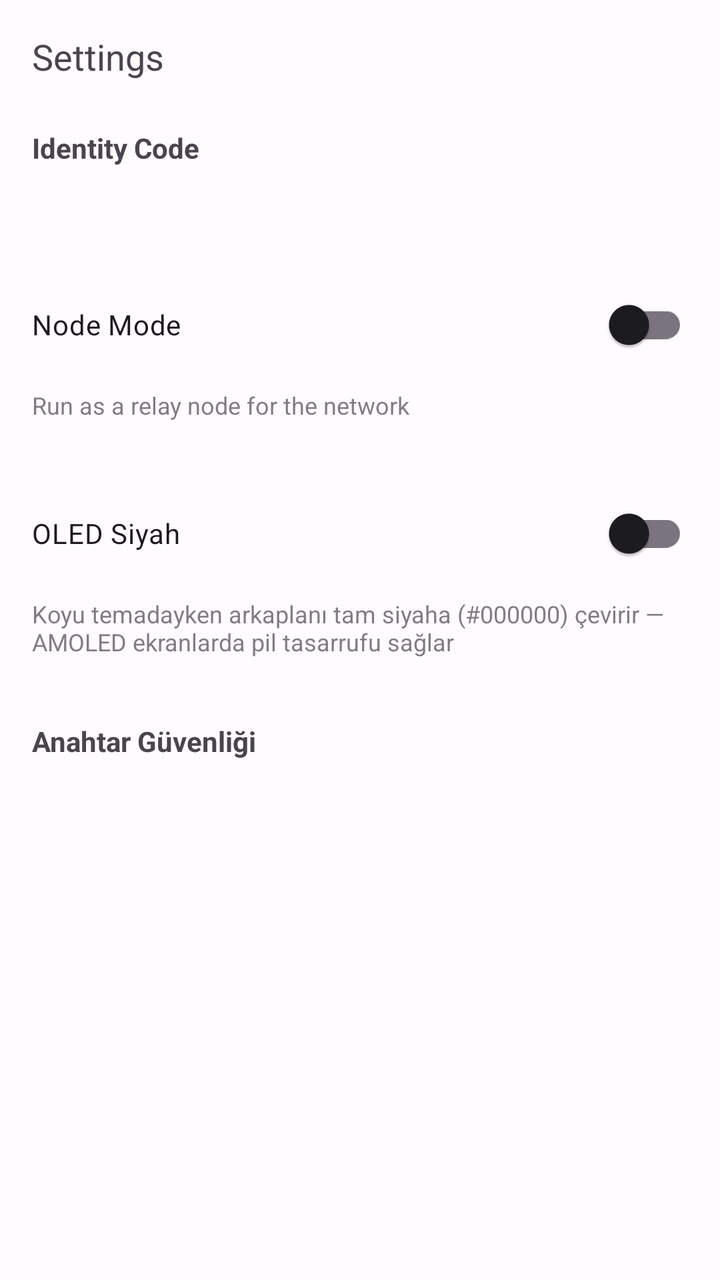
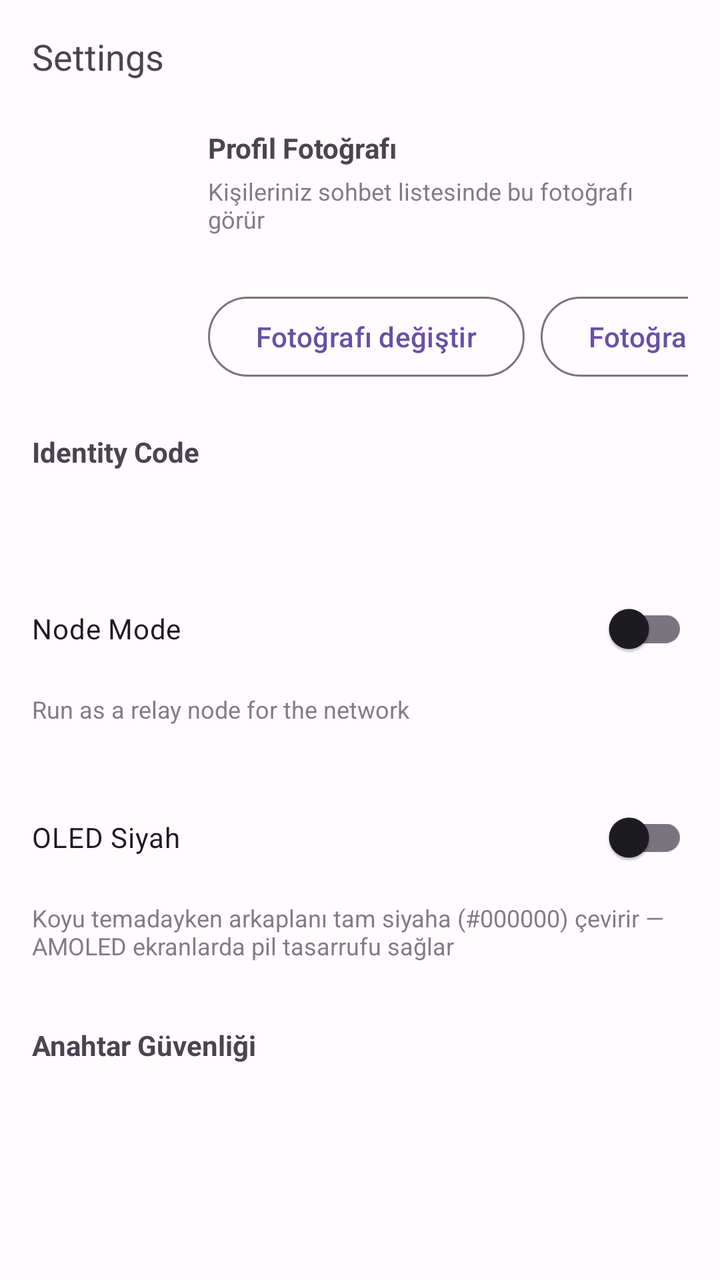

The first picture is an Android layout as it rendered before a commit; the second is the same layout after the commit. The layout source and the unified diff follow.
<!-- AndroidManifest.xml: application theme Theme.P2PMessenger -->
<!-- res/layout/fragment_settings.xml -->
<?xml version="1.0" encoding="utf-8"?>
<androidx.constraintlayout.widget.ConstraintLayout xmlns:android="http://schemas.android.com/apk/res/android"
    xmlns:app="http://schemas.android.com/apk/res-auto"
    android:layout_width="match_parent"
    android:layout_height="match_parent"
    android:padding="16dp">

    <TextView
        android:id="@+id/settings_title"
        android:layout_width="wrap_content"
        android:layout_height="wrap_content"
        android:text="@string/title_settings"
        android:textSize="18sp"
        app:layout_constraintTop_toTopOf="parent"
        app:layout_constraintStart_toStartOf="parent" />

    <TextView
        android:id="@+id/identity_code_label"
        android:layout_width="0dp"
        android:layout_height="wrap_content"
        android:layout_marginTop="24dp"
        android:text="@string/lbl_identity_code"
        android:textStyle="bold"
        app:layout_constraintTop_toBottomOf="@id/settings_title"
        app:layout_constraintStart_toStartOf="parent"
        app:layout_constraintEnd_toEndOf="parent" />

    <TextView
        android:id="@+id/identity_code_value"
        android:layout_width="0dp"
        android:layout_height="wrap_content"
        android:layout_marginTop="4dp"
        android:textIsSelectable="true"
        android:fontFamily="monospace"
        app:layout_constraintTop_toBottomOf="@id/identity_code_label"
        app:layout_constraintStart_toStartOf="parent"
        app:layout_constraintEnd_toEndOf="parent" />

    
    <com.google.android.material.switchmaterial.SwitchMaterial
        android:id="@+id/node_mode_switch"
        android:layout_width="0dp"
        android:layout_height="wrap_content"
        android:layout_marginTop="32dp"
        android:text="@string/lbl_node_mode"
        app:layout_constraintTop_toBottomOf="@id/identity_code_value"
        app:layout_constraintStart_toStartOf="parent"
        app:layout_constraintEnd_toEndOf="parent" />

    <TextView
        android:id="@+id/node_mode_description"
        android:layout_width="0dp"
        android:layout_height="wrap_content"
        android:layout_marginTop="8dp"
        android:text="@string/lbl_node_mode_desc"
        android:textSize="12sp"
        android:alpha="0.7"
        app:layout_constraintTop_toBottomOf="@id/node_mode_switch"
        app:layout_constraintStart_toStartOf="parent"
        app:layout_constraintEnd_toEndOf="parent" />

    
    <com.google.android.material.switchmaterial.SwitchMaterial
        android:id="@+id/oled_black_switch"
        android:layout_width="0dp"
        android:layout_height="wrap_content"
        android:layout_marginTop="32dp"
        android:text="@string/lbl_oled_black"
        app:layout_constraintTop_toBottomOf="@id/node_mode_description"
        app:layout_constraintStart_toStartOf="parent"
        app:layout_constraintEnd_toEndOf="parent" />

    <TextView
        android:id="@+id/oled_black_description"
        android:layout_width="0dp"
        android:layout_height="wrap_content"
        android:layout_marginTop="8dp"
        android:text="@string/lbl_oled_black_desc"
        android:textSize="12sp"
        android:alpha="0.7"
        app:layout_constraintTop_toBottomOf="@id/oled_black_switch"
        app:layout_constraintStart_toStartOf="parent"
        app:layout_constraintEnd_toEndOf="parent" />

    <TextView
        android:id="@+id/key_security_label"
        android:layout_width="0dp"
        android:layout_height="wrap_content"
        android:layout_marginTop="32dp"
        android:text="@string/lbl_key_security"
        android:textStyle="bold"
        app:layout_constraintTop_toBottomOf="@id/oled_black_description"
        app:layout_constraintStart_toStartOf="parent"
        app:layout_constraintEnd_toEndOf="parent" />

    <TextView
        android:id="@+id/key_security_status"
        android:layout_width="0dp"
        android:layout_height="wrap_content"
        android:layout_marginTop="4dp"
        android:textSize="12sp"
        android:alpha="0.7"
        app:layout_constraintTop_toBottomOf="@id/key_security_label"
        app:layout_constraintStart_toStartOf="parent"
        app:layout_constraintEnd_toEndOf="parent" />

</androidx.constraintlayout.widget.ConstraintLayout>
<!-- resources referenced by this layout -->
<resources>
  <string name="lbl_identity_code">Identity Code</string>
  <string name="lbl_key_security">Anahtar Güvenliği</string>
  <string name="lbl_node_mode">Node Mode</string>
  <string name="lbl_node_mode_desc">Run as a relay node for the network</string>
  <string name="lbl_oled_black">OLED Siyah</string>
  <string name="lbl_oled_black_desc">Koyu temadayken arkaplanı tam siyaha (#000000) çevirir — AMOLED ekranlarda pil tasarrufu sağlar</string>
  <string name="title_settings">Settings</string>
  <style name="Theme.P2PMessenger" parent="Theme.Material3.DayNight">
          <item name="colorPrimary">@color/md_primary</item>
          <item name="colorOnPrimary">@color/md_on_primary</item>
          <item name="colorPrimaryContainer">@color/md_primary_container</item>
          <item name="colorOnPrimaryContainer">@color/md_on_primary_container</item>
          <item name="colorSecondary">@color/md_secondary</item>
          <item name="colorOnSecondary">@color/md_on_secondary</item>
          <item name="colorSecondaryContainer">@color/md_secondary_container</item>
          <item name="colorOnSecondaryContainer">@color/md_on_secondary_container</item>
          <item name="colorTertiary">@color/md_tertiary</item>
          <item name="colorOnTertiary">@color/md_on_tertiary</item>
          <item name="colorSurface">@color/md_surface</item>
          <item name="colorOnSurface">@color/md_on_surface</item>
          <item name="colorSurfaceVariant">@color/md_surface_variant</item>
          <item name="colorOnSurfaceVariant">@color/md_on_surface_variant</item>
          <item name="android:colorBackground">@color/md_background</item>
          <item name="colorOnBackground">@color/md_on_background</item>
          <item name="colorOutline">@color/md_outline</item>
          <item name="colorError">@color/md_error</item>
          <item name="colorOnError">@color/md_on_error</item>
          <item name="colorErrorContainer">@color/md_error_container</item>
          <item name="colorOnErrorContainer">@color/md_on_error_container</item>
          
          <item name="android:statusBarColor">?attr/colorSurface</item>
          <item name="android:navigationBarColor">?attr/colorSurface</item>
          <item name="android:windowLightStatusBar">@bool/is_light_theme</item>
          <item name="android:windowLightNavigationBar">@bool/is_light_theme</item>
      </style>
  <color name="md_primary">#6750A4</color>
  <color name="md_on_primary">#FFFFFF</color>
  <color name="md_primary_container">#EADDFF</color>
  <color name="md_on_primary_container">#21005D</color>
  <color name="md_secondary">#625B71</color>
  <color name="md_on_secondary">#FFFFFF</color>
  <color name="md_secondary_container">#E8DEF8</color>
  <color name="md_on_secondary_container">#1D192B</color>
  <color name="md_tertiary">#7D5260</color>
  <color name="md_on_tertiary">#FFFFFF</color>
  <color name="md_surface">#FFFBFE</color>
  <color name="md_on_surface">#1C1B1F</color>
  <color name="md_surface_variant">#E7E0EC</color>
  <color name="md_on_surface_variant">#49454F</color>
  <color name="md_background">#FFFBFE</color>
  <color name="md_on_background">#1C1B1F</color>
  <color name="md_outline">#79747E</color>
  <color name="md_error">#B3261E</color>
  <color name="md_on_error">#FFFFFF</color>
  <color name="md_error_container">#F9DEDC</color>
  <color name="md_on_error_container">#410E0B</color>
</resources>

<!-- the commit's change to res/layout/fragment_settings.xml (unified diff, before → after) -->
@@ -1,8 +1,12 @@
 <?xml version="1.0" encoding="utf-8"?>
-<androidx.constraintlayout.widget.ConstraintLayout xmlns:android="http://schemas.android.com/apk/res/android"
+<androidx.core.widget.NestedScrollView xmlns:android="http://schemas.android.com/apk/res/android"
     xmlns:app="http://schemas.android.com/apk/res-auto"
     android:layout_width="match_parent"
-    android:layout_height="match_parent"
+    android:layout_height="match_parent">
+
+<androidx.constraintlayout.widget.ConstraintLayout
+    android:layout_width="match_parent"
+    android:layout_height="wrap_content"
     android:padding="16dp">
 
     <TextView
@@ -14,6 +18,60 @@
         app:layout_constraintTop_toTopOf="parent"
         app:layout_constraintStart_toStartOf="parent" />
 
+    
+    <ImageView
+        android:id="@+id/img_own_avatar"
+        android:layout_width="72dp"
+        android:layout_height="72dp"
+        android:layout_marginTop="24dp"
+        android:contentDescription="@string/content_desc_profile_picture"
+        app:layout_constraintTop_toBottomOf="@id/settings_title"
+        app:layout_constraintStart_toStartOf="parent" />
+
+    <TextView
+        android:id="@+id/lbl_own_avatar"
+        android:layout_width="0dp"
+        android:layout_height="wrap_content"
+        android:layout_marginStart="16dp"
+        android:text="@string/lbl_profile_picture"
+        android:textStyle="bold"
+        app:layout_constraintTop_toTopOf="@id/img_own_avatar"
+        app:layout_constraintStart_toEndOf="@id/img_own_avatar"
+        app:layout_constraintEnd_toEndOf="parent" />
+
+    <TextView
+        android:layout_width="0dp"
+        android:layout_height="wrap_content"
+        android:layout_marginStart="16dp"
+        android:layout_marginTop="4dp"
+        android:text="@string/lbl_profile_picture_desc"
+        android:textSize="12sp"
+        android:alpha="0.7"
+        app:layout_constraintTop_toBottomOf="@id/lbl_own_avatar"
+        app:layout_constraintStart_toEndOf="@id/img_own_avatar"
+        app:layout_constraintEnd_toEndOf="parent" />
+
+    <Button
+        android:id="@+id/btn_change_picture"
+        style="?attr/materialButtonOutlinedStyle"
+        android:layout_width="wrap_content"
+        android:layout_height="wrap_content"
+        android:layout_marginStart="16dp"
+        android:layout_marginTop="8dp"
+        android:text="@string/action_change_picture"
+        app:layout_constraintTop_toBottomOf="@id/img_own_avatar"
+        app:layout_constraintStart_toEndOf="@id/img_own_avatar" />
+
+    <Button
+        android:id="@+id/btn_remove_picture"
+        style="?attr/materialButtonOutlinedStyle"
+        android:layout_width="wrap_content"
+        android:layout_height="wrap_content"
+        android:layout_marginStart="8dp"
+        android:text="@string/action_remove_picture"
+        app:layout_constraintTop_toTopOf="@id/btn_change_picture"
+        app:layout_constraintStart_toEndOf="@id/btn_change_picture" />
+
     <TextView
         android:id="@+id/identity_code_label"
         android:layout_width="0dp"
@@ -21,7 +79,7 @@
         android:layout_marginTop="24dp"
         android:text="@string/lbl_identity_code"
         android:textStyle="bold"
-        app:layout_constraintTop_toBottomOf="@id/settings_title"
+        app:layout_constraintTop_toBottomOf="@id/btn_change_picture"
         app:layout_constraintStart_toStartOf="parent"
         app:layout_constraintEnd_toEndOf="parent" />
 
@@ -105,3 +163,5 @@
         app:layout_constraintEnd_toEndOf="parent" />
 
 </androidx.constraintlayout.widget.ConstraintLayout>
+
+</androidx.core.widget.NestedScrollView>
<!-- resource entries referenced after the edit -->
@@ -1,11 +1,16 @@
 <!-- resources referenced by this layout -->
 <resources>
+  <string name="action_change_picture">Fotoğrafı değiştir</string>
+  <string name="action_remove_picture">Fotoğrafı kaldır</string>
+  <string name="content_desc_profile_picture">Profil fotoğrafı</string>
   <string name="lbl_identity_code">Identity Code</string>
   <string name="lbl_key_security">Anahtar Güvenliği</string>
   <string name="lbl_node_mode">Node Mode</string>
   <string name="lbl_node_mode_desc">Run as a relay node for the network</string>
   <string name="lbl_oled_black">OLED Siyah</string>
   <string name="lbl_oled_black_desc">Koyu temadayken arkaplanı tam siyaha (#000000) çevirir — AMOLED ekranlarda pil tasarrufu sağlar</string>
+  <string name="lbl_profile_picture">Profil Fotoğrafı</string>
+  <string name="lbl_profile_picture_desc">Kişileriniz sohbet listesinde bu fotoğrafı görür</string>
   <string name="title_settings">Settings</string>
   <style name="Theme.P2PMessenger" parent="Theme.Material3.DayNight">
           <item name="colorPrimary">@color/md_primary</item>
